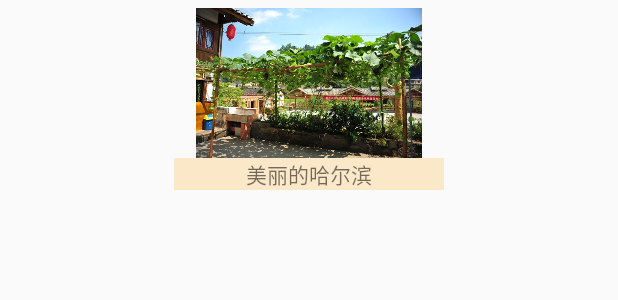
After one commit to DengHuiJun/NWEQ, an Android app: the layout test_item.xml on its own in the app's theme, with its tools: preview values and no code run, on a phone screen of 412 x 824 dp. The commit adds this screen. Shown: the top 300 px of the screen. Run offline under Robolectric (Android 15) with nearby library versions, the phone set to English and light mode, and no system bars.

Commit message:
加入特色主题

```diff
--- a/app/build.gradle
+++ b/app/build.gradle
@@ -30,4 +30,5 @@ dependencies {
     compile 'com.android.support:appcompat-v7:22.0.0'
     compile 'com.android.support:support-v4:22.0.0'
     compile 'com.jakewharton:butterknife:6.1.0'
+    compile 'com.twotoasters.jazzylistview:library:1.2.1'
 }
--- a/app/src/main/res/layout/item_house_type.xml
+++ b/app/src/main/res/layout/item_house_type.xml
@@ -7,7 +7,6 @@
         android:id="@+id/house_type_img"
         android:layout_width="80dp"
         android:layout_height="80dp"
-        android:background="@drawable/ic_house_type"
         android:layout_gravity="center"
         />
 
--- /dev/null
+++ b/app/src/main/res/layout/test_item.xml
@@ -0,0 +1,24 @@
+<?xml version="1.0" encoding="utf-8"?>
+<LinearLayout xmlns:android="http://schemas.android.com/apk/res/android"
+    android:layout_width="match_parent"
+    android:layout_height="match_parent"
+    android:orientation="vertical"
+    android:layout_margin="5dp">
+
+    <ImageView
+        android:layout_gravity="center"
+        android:id="@+id/tese_item_img"
+        android:layout_width="160dp"
+        android:layout_height="100dp"
+        android:src="@drawable/bs1"/>
+
+    <TextView
+        android:layout_gravity="center"
+        android:id="@+id/tese_item_text"
+        android:layout_width="180dp"
+        android:layout_height="wrap_content"
+        android:gravity="center"
+        android:text="美丽的哈尔滨"
+        android:background="@color/custom_theme_light"/>
+
+</LinearLayout>
--- a/app/src/main/res/values/dimens.xml
+++ b/app/src/main/res/values/dimens.xml
@@ -2,6 +2,10 @@
     <!-- Default screen margins, per the Android Design guidelines. -->
     <dimen name="activity_horizontal_margin">16dp</dimen>
     <dimen name="activity_vertical_margin">16dp</dimen>
+    <dimen name="item_height">48dp</dimen>
+    <dimen name="grid_item_height">150dp</dimen>
+    <dimen name="grid_item_taller_height">243dp</dimen>
+    <dimen name="grid_item_spacing">16dp</dimen>
 
 
 </resources>
```
Also changed, not shown: app/src/main/java/zero/com/nweq/adapter/TeseAdapter.java (added, +42 -0 lines), app/src/main/java/zero/com/nweq/beans/TeseItem.java (added, +25 -0 lines), app/src/main/java/zero/com/nweq/ui/TeseFragment.java (+51 -0 lines), app/src/main/res/layout/fragment_tese.xml (+19 -6 lines), app/src/main/res/values/strings.xml (+20 -0 lines), 1 other file.
